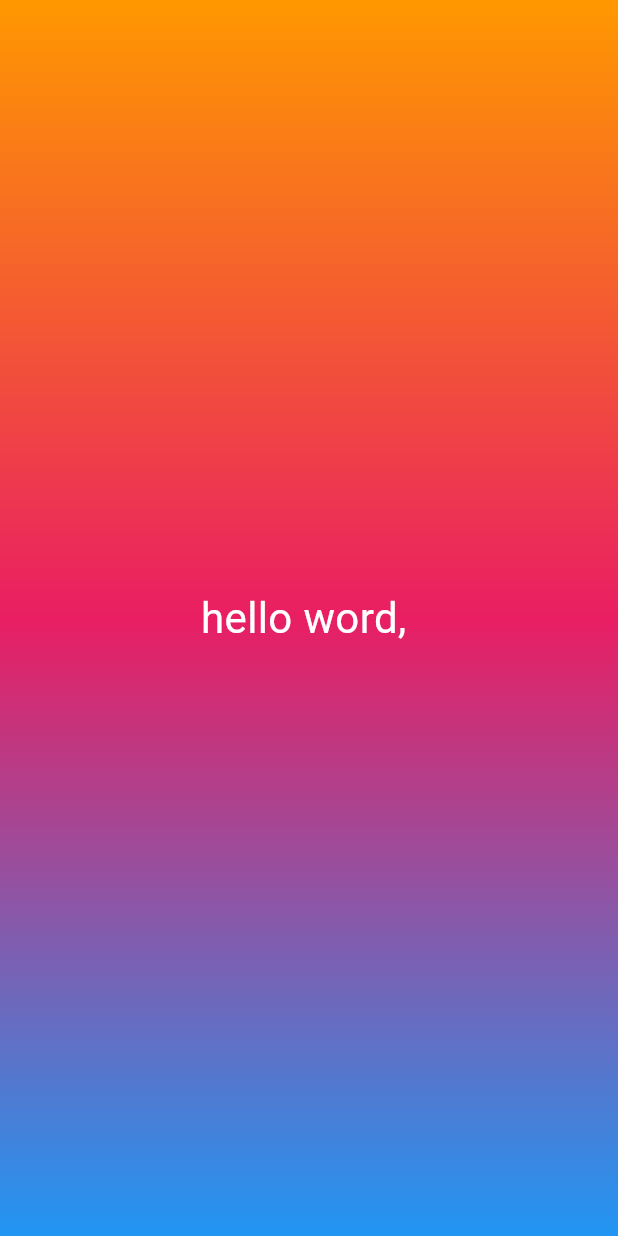
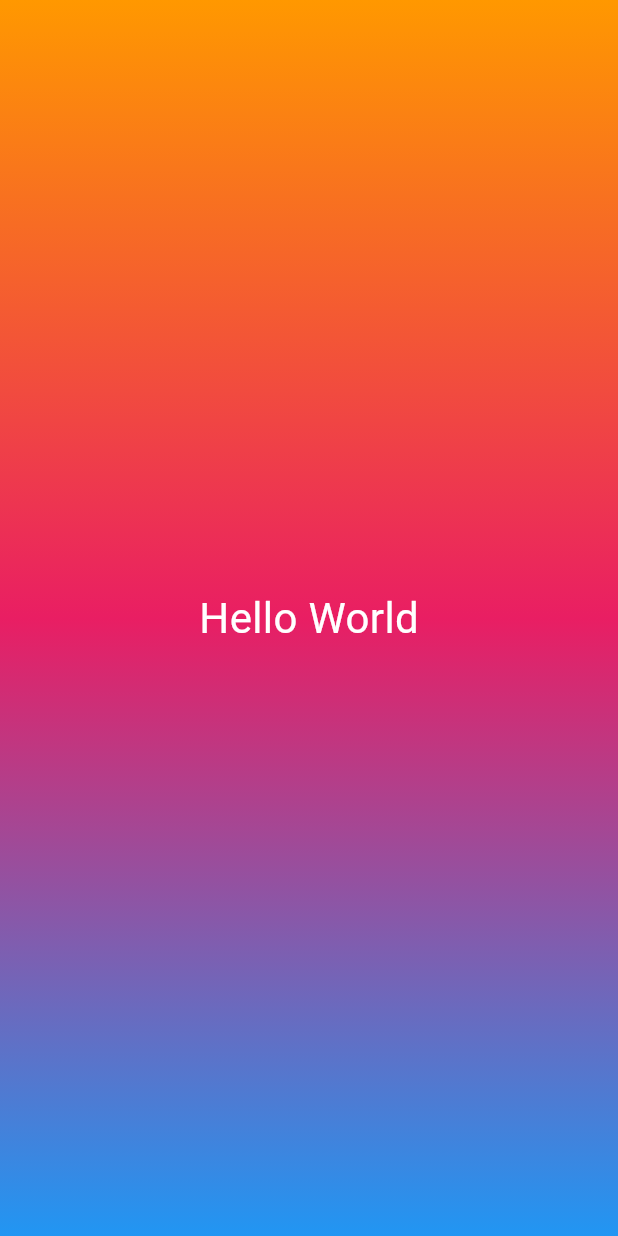
Before and after one commit to naim-ahammed/Flutter-App-Development, a Flutter app: the screen it shows after launch, on a phone screen of 412 x 824 dp. Run offline on Flutter 3.47's test engine with Material 3 defaults, Android fonts, the phone set to English and light mode, and no system bars.

Commit message:
Code Optimization

```diff
--- /dev/null
+++ b/first_project/lib/gradient_layout.dart
@@ -0,0 +1,56 @@
+// import 'package:flutter/material.dart';
+
+
+// class GradientLayout extends StatelessElement {
+//   // const GradientLayout({key}): super(key: key);
+//   const GradientLayout({super.key});
+//   @override
+//   Widget build(BuildContext context) {
+//     return Container(
+//       decoration: const BoxDecoration(
+//         gradient: LinearGradient(
+//             colors: [Colors.orange, Colors.pink, Colors.blue],
+//             begin: Alignment.topRight,
+//             end: Alignment.bottomRight),
+//       ),
+//       child: const Center(
+//         child: Text(
+//           "hello word ",
+//           style: TextStyle(color: Colors.white, fontSize: 28),
+//         ),
+//       ),
+//     );
+//   }
+// }
+
+
+
+
+
+import 'package:flutter/material.dart';
+
+class GradientLayout extends StatelessWidget {
+  const GradientLayout({super.key});
+
+  @override
+  Widget build(BuildContext context) {
+    return Container(
+      decoration: const BoxDecoration(
+        gradient: LinearGradient(
+          colors: [Colors.orange, Colors.pink, Colors.blue],
+          begin: Alignment.topRight,
+          end: Alignment.bottomRight,
+        ),
+      ),
+      child: const Center(
+        child: Text(
+          "Hello World",
+          style: TextStyle(
+            color: Colors.white,
+            fontSize: 28,
+          ),
+        ),
+      ),
+    );
+  }
+}
```
Also changed, not shown: first_project/lib/main.dart (+3 -20 lines).
